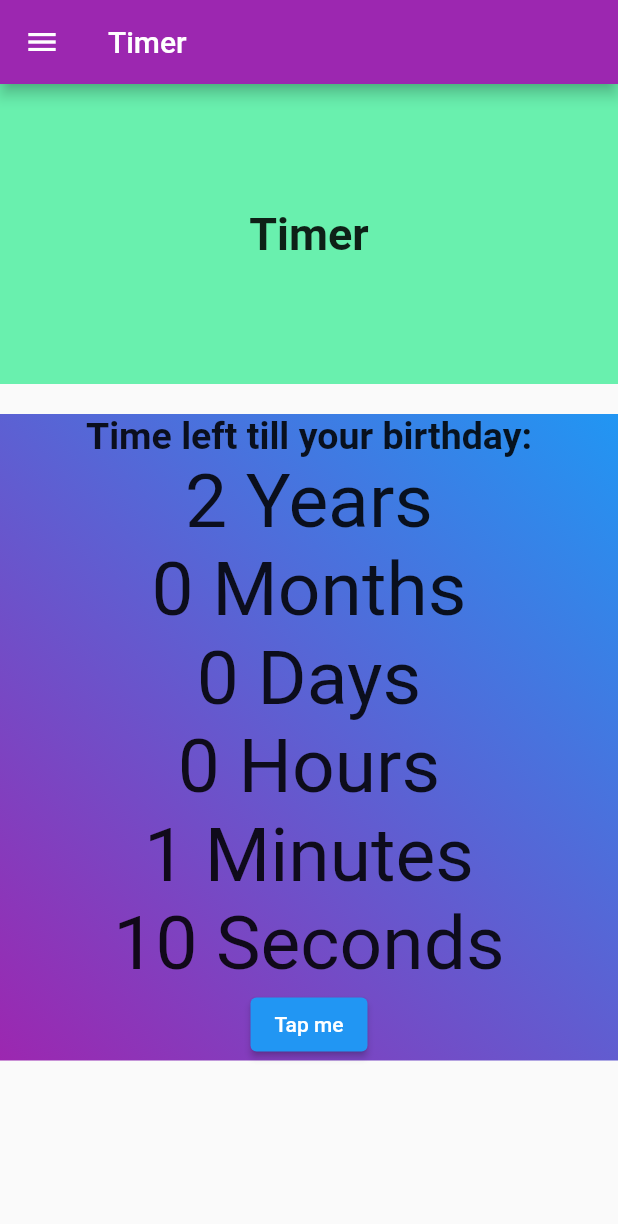
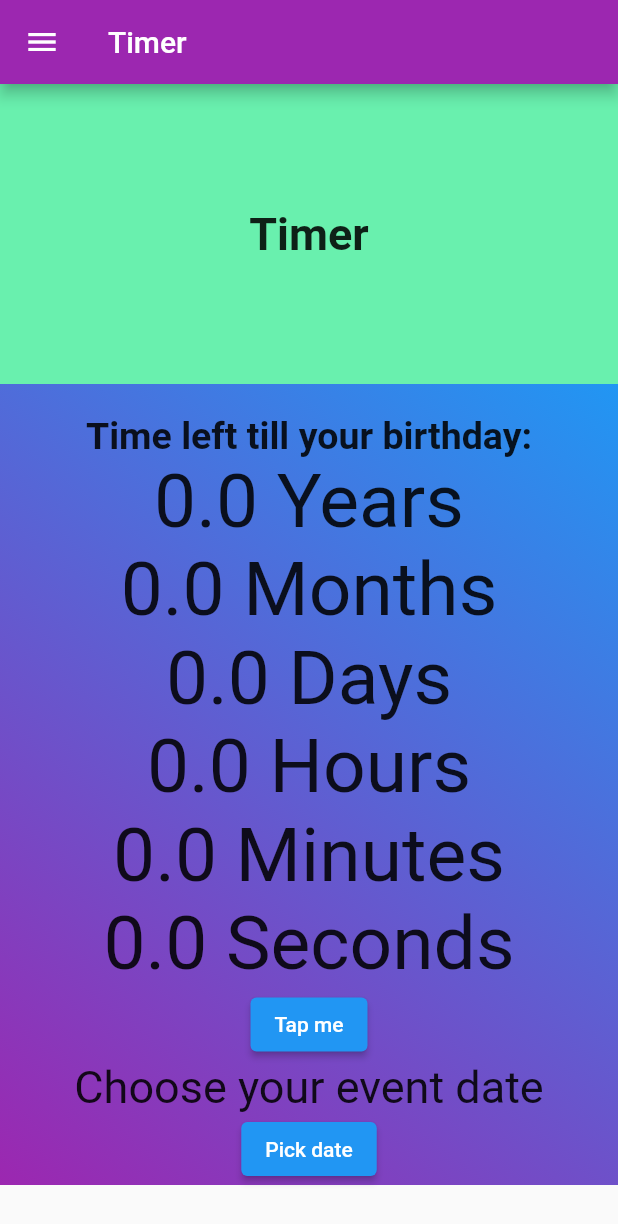
Before and after one commit to ortemmetro/CountDownTimer, a Flutter app: the screen it shows after launch, on a phone screen of 412 x 824 dp. Shown: the top 1224 px of the screen. Run offline on Flutter 3.47's test engine with Material 2 defaults, Android fonts, the phone set to English and light mode, and no system bars.

Commit message:
Added date picker and linked it with variables

```diff
--- a/lib/main.dart
+++ b/lib/main.dart
@@ -55,15 +55,18 @@ class _MyTimerState extends State<MyTimer> {
   final _timerClockTextStyle = const TextStyle(fontSize: 50);
 
   Timer _timer = Timer(const Duration(seconds: 0), () {});
-  int _startSeconds = 10;
+  double _startSeconds = 0;
   String _ifDoubleIntegerSeconds = '';
-  int _startMinutes = 1;
+  double _startMinutes = 0;
   String _ifDoubleIntegerMinutes = '';
-  int _startHours = 0;
+  double _startHours = 0;
   String _ifDoubleIntegerHours = '';
-  int _startDays = 0;
-  int _startMonths = 0;
-  int _startYears = 2;
+  double _startDays = 0;
+  double _startMonths = 0;
+  double _startYears = 0;
+
+  DateTime? _dateTime;
+  int? _differenceInTime;
 
   void startTimer() {
     const oneSec = Duration(seconds: 1);
@@ -75,22 +78,22 @@ class _MyTimerState extends State<MyTimer> {
             _startMinutes--;
             _startSeconds = 59;
           });
-          if(_startMinutes == -1){
+          if (_startMinutes == -1) {
             setState(() {
               _startHours--;
               _startMinutes = 59;
             });
-            if(_startHours == -1){
+            if (_startHours == -1) {
               setState(() {
                 _startDays--;
                 _startHours = 23;
               });
-              if(_startDays == -1){
+              if (_startDays == -1) {
                 setState(() {
                   _startMonths--;
                   _startDays = 29;
                 });
-                if(_startMonths == -1){
+                if (_startMonths == -1) {
                   setState(() {
                     _startYears--;
                     _startMonths = 12;
@@ -134,7 +137,6 @@ class _MyTimerState extends State<MyTimer> {
             _ifDoubleIntegerHours = '';
           });
         }
-
       },
     );
   }
@@ -148,13 +150,13 @@ class _MyTimerState extends State<MyTimer> {
   @override
   Widget build(BuildContext context) {
     return Container(
-      margin: const EdgeInsets.only(top: 20),
+      padding: const EdgeInsets.only(top: 20),
       decoration: const BoxDecoration(
         gradient: LinearGradient(
           colors: [Colors.purple, Colors.blue],
           begin: Alignment.bottomLeft,
           end: Alignment.topRight,
-          ),
+        ),
       ),
       child: Center(
         child: Column(
@@ -195,6 +197,36 @@ class _MyTimerState extends State<MyTimer> {
               child: const Text('Tap me'),
               onPressed: startTimer,
             ),
+            Text(
+              _dateTime == null
+                  ? 'Choose your event date'
+                  : '$_differenceInTime',
+              style: const TextStyle(
+                fontSize: 30,
+              ),
+            ),
+            ElevatedButton(
+              onPressed: () {
+                showDatePicker(
+                  context: context,
+                  initialDate: DateTime.now(),
+                  firstDate: DateTime.now(),
+                  lastDate: DateTime(3000),
+                ).then((date) {
+                  setState(() {
+                    _differenceInTime = date?.difference(DateTime.now()).inSeconds;
+                    _dateTime = date;
+                    _startYears = (_differenceInTime! ~/ 31556952.0).toDouble();
+                    _startMonths = ((_differenceInTime! % 31556952.0) ~/ 2592000.0).toDouble();
+                    _startDays = (((_differenceInTime! % 31556952.0) % 2592000.0) ~/ 86400.0).toDouble();
+                    _startHours = ((((_differenceInTime! % 31556952.0) % 2592000.0) % 86400.0) ~/ 3600).toDouble();
+                    _startMinutes = (((((_differenceInTime! % 31556952.0) % 2592000.0) % 86400.0) % 3600) ~/ 60).toDouble();
+                    _startSeconds = ((((((_differenceInTime! % 31556952.0) % 2592000.0) % 86400.0) % 3600) % 60) ~/ 60).toDouble();
+                  });
+                });
+              },
+              child: Text('Pick date'),
+            ),
           ],
         ),
       ),
```
